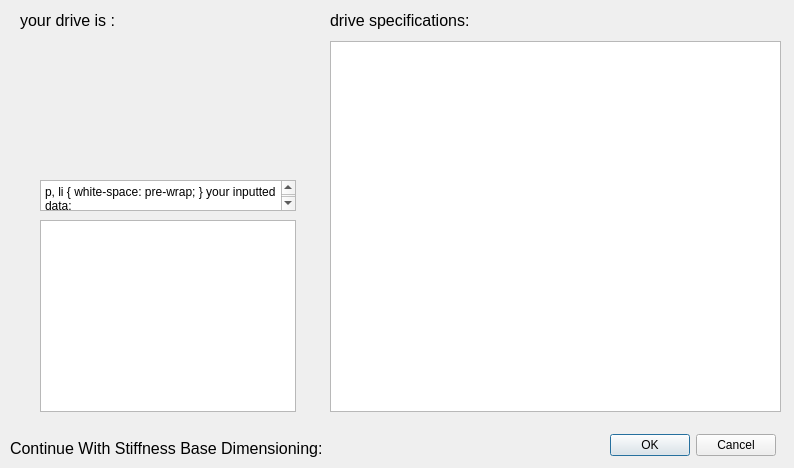
The window that gui/ui/result_dialog.ui (AimanHaidar/harmonic-drive-selector) describes before a commit, drawn with Qt 5.
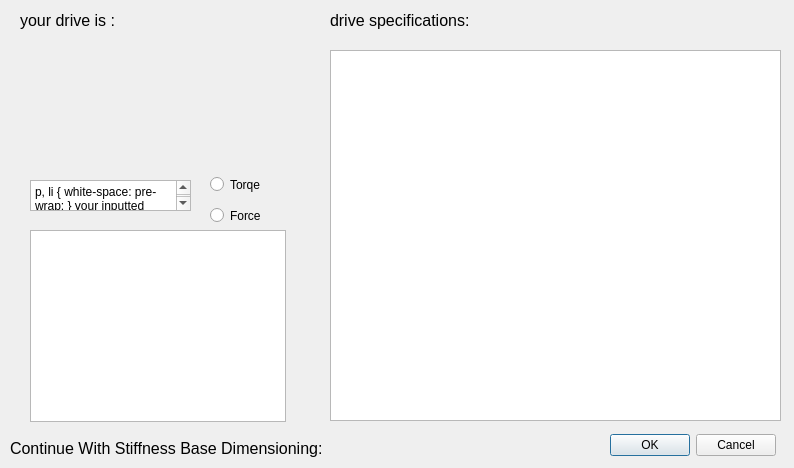
The same window after the commit. Icons and pictures are not drawn.

The edit to the form file:
```diff
--- a/gui/ui/result_dialog.ui
+++ b/gui/ui/result_dialog.ui
@@ -16,8 +16,8 @@
   <widget class="QTableView" name="dataTableView">
    <property name="geometry">
     <rect>
-     <x>40</x>
-     <y>220</y>
+     <x>30</x>
+     <y>230</y>
      <width>256</width>
      <height>192</height>
     </rect>
@@ -26,9 +26,9 @@
   <widget class="QTextBrowser" name="textBrowser">
    <property name="geometry">
     <rect>
-     <x>40</x>
+     <x>30</x>
      <y>180</y>
-     <width>256</width>
+     <width>161</width>
      <height>31</height>
     </rect>
    </property>
@@ -102,7 +102,7 @@
    <property name="geometry">
     <rect>
      <x>330</x>
-     <y>41</y>
+     <y>50</y>
      <width>451</width>
      <height>371</height>
     </rect>
@@ -160,6 +160,32 @@
     <set>Qt::AlignLeading|Qt::AlignLeft|Qt::AlignVCenter</set>
    </property>
   </widget>
+  <widget class="QRadioButton" name="torque_button">
+   <property name="geometry">
+    <rect>
+     <x>210</x>
+     <y>164</y>
+     <width>111</width>
+     <height>41</height>
+    </rect>
+   </property>
+   <property name="text">
+    <string>Torqe</string>
+   </property>
+  </widget>
+  <widget class="QRadioButton" name="force_button">
+   <property name="geometry">
+    <rect>
+     <x>210</x>
+     <y>200</y>
+     <width>111</width>
+     <height>31</height>
+    </rect>
+   </property>
+   <property name="text">
+    <string>Force</string>
+   </property>
+  </widget>
  </widget>
  <resources>
   <include location="../resources/pic.qrc"/>
```
